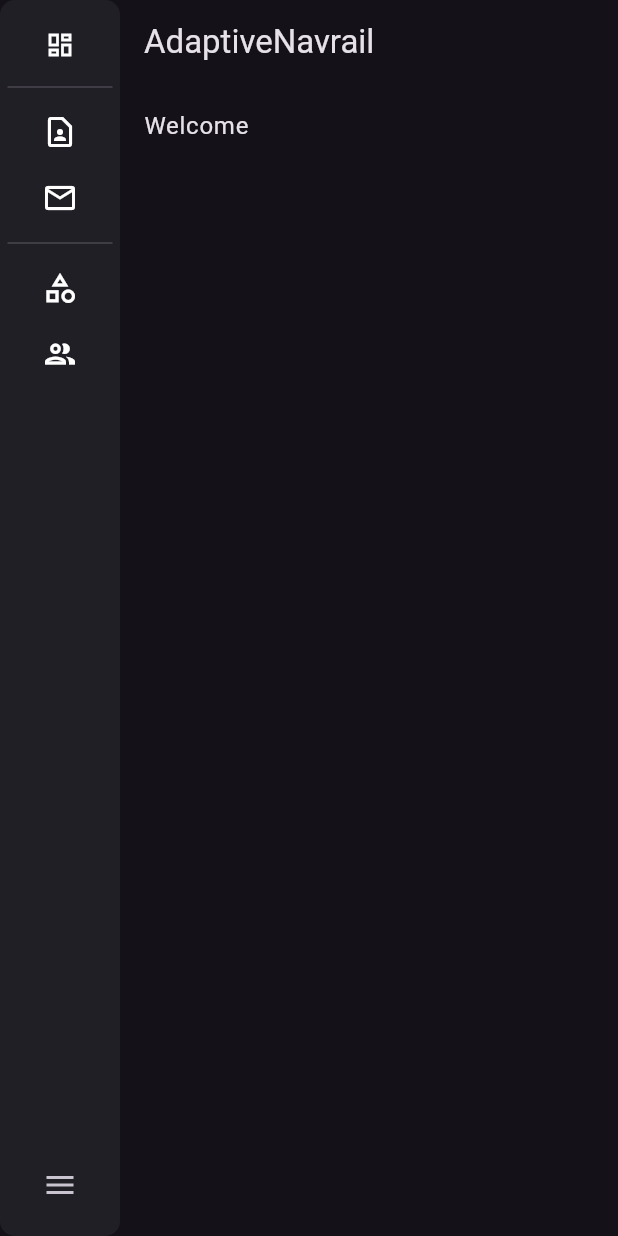
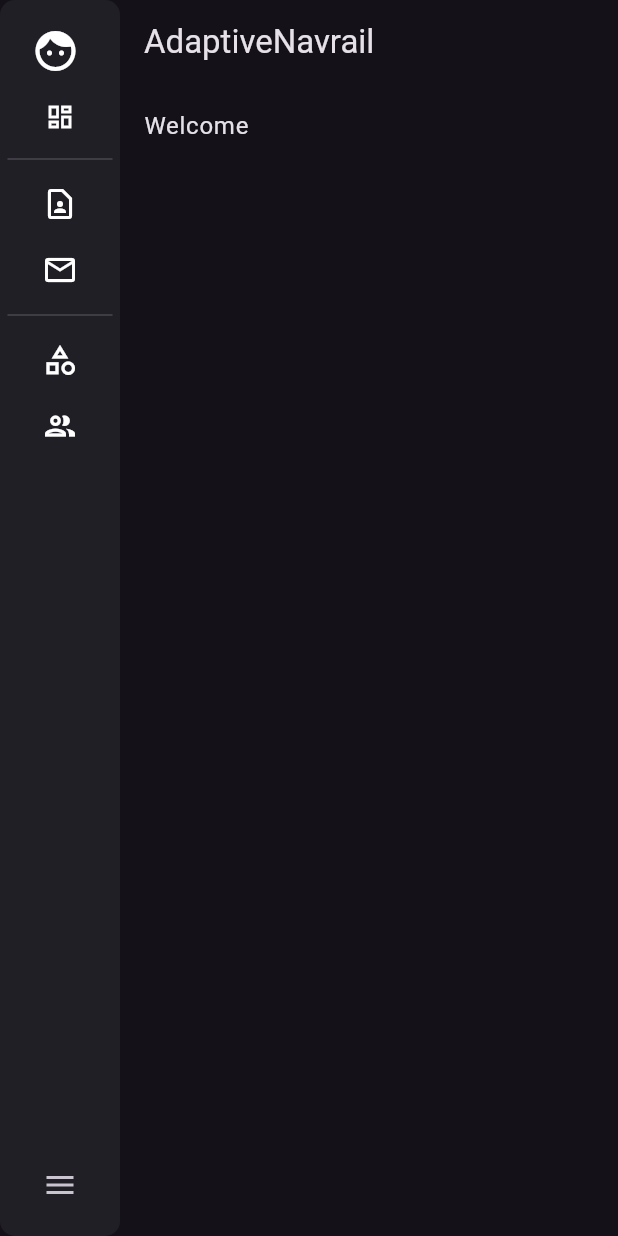
Before and after one commit to rsoft-in/adaptive_navrail, a Flutter app: the screen it shows after launch, on a phone screen of 412 x 824 dp. Run offline on Flutter 3.47's test engine with Material 3 defaults, Android fonts, the phone set to English and light mode, and no system bars; our stand-ins replace plugin_platform_interface.

Commit message:
navrail header

```diff
--- a/example/lib/main.dart
+++ b/example/lib/main.dart
@@ -31,11 +31,17 @@ class _MyAppState extends State<MyApp> {
       home: Scaffold(
         body: Row(
           crossAxisAlignment: CrossAxisAlignment.start,
+          mainAxisAlignment: MainAxisAlignment.center,
           children: [
             AdaptiveNavrail(
               isExpanded: true,
               isDense: true,
               drawerItems: drawerMenu,
+              icon: const Icon(
+                Icons.face,
+                size: 32,
+              ),
+              title: 'Example',
               onDrawerTap: (value) {
                 debugPrint('You selected $value');
               },
--- a/lib/adaptive_navrail.dart
+++ b/lib/adaptive_navrail.dart
@@ -18,13 +18,18 @@ class AdaptiveNavrail extends StatefulWidget {
   final Function(String) onDrawerTap;
   final bool isExpanded;
   final bool isDense;
-  const AdaptiveNavrail({
-    super.key,
-    required this.drawerItems,
-    required this.onDrawerTap,
-    this.isExpanded = false,
-    this.isDense = false,
-  });
+  final Widget? icon;
+  final String? title;
+  final String? subTitle;
+  const AdaptiveNavrail(
+      {super.key,
+      required this.drawerItems,
+      required this.onDrawerTap,
+      this.isExpanded = false,
+      this.isDense = false,
+      this.icon,
+      this.title,
+      this.subTitle});
 
   @override
   State<AdaptiveNavrail> createState() => _AdaptiveNavrailState();
@@ -76,6 +81,38 @@ class _AdaptiveNavrailState extends State<AdaptiveNavrail>
         child: Column(
           crossAxisAlignment: CrossAxisAlignment.center,
           children: [
+            if (widget.icon != null || widget.title != null)
+              Padding(
+                padding:
+                    const EdgeInsets.symmetric(horizontal: 16, vertical: 8),
+                child: Row(
+                  children: [
+                    widget.icon ?? Container(),
+                    if (isExpanded)
+                      const SizedBox(
+                        width: 8,
+                      ),
+                    if (isExpanded)
+                      Expanded(
+                          child: Column(
+                        crossAxisAlignment: CrossAxisAlignment.start,
+                        mainAxisSize: MainAxisSize.min,
+                        children: [
+                          if (widget.title != null)
+                            Text(
+                              widget.title ?? '',
+                              style: const TextStyle(fontSize: 16),
+                            ),
+                          if (widget.subTitle != null)
+                            Text(
+                              widget.subTitle ?? '',
+                              style: const TextStyle(fontSize: 12),
+                            ),
+                        ],
+                      ))
+                  ],
+                ),
+              ),
             Expanded(
               child: ListView.builder(
                 itemCount: widget.drawerItems.length,
--- a/pubspec.yaml
+++ b/pubspec.yaml
@@ -1,6 +1,6 @@
 name: adaptive_navrail
 description: "Adaptive Navigation Rail"
-version: 0.0.2
+version: 0.0.3
 homepage:
 
 environment:
```
